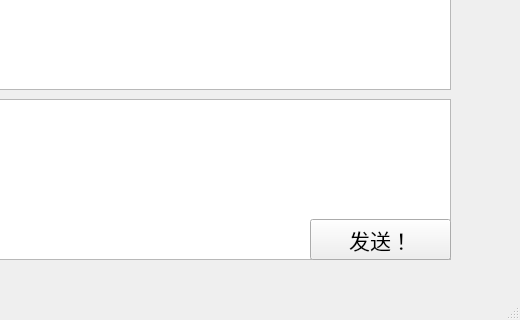
First picture: the form in Client/client/mainwindow.ui, repository C1009919253/Talk_Together_TCP, before the edit; both pictures show x 280 to 800 and y 371 to 691 of the 800 by 691 pixel window.
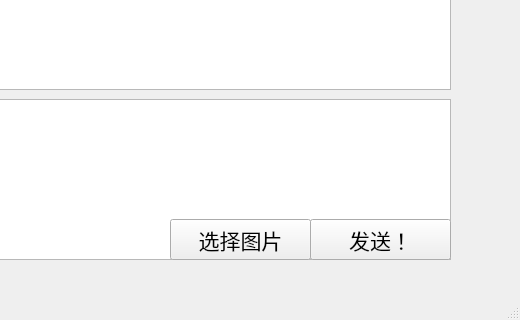
Second picture: the form after the edit.

What changed in the file:
```diff
--- a/Client/client/mainwindow.ui
+++ b/Client/client/mainwindow.ui
@@ -130,6 +130,25 @@
      </rect>
     </property>
    </widget>
+   <widget class="QPushButton" name="select_image">
+    <property name="geometry">
+     <rect>
+      <x>450</x>
+      <y>590</y>
+      <width>141</width>
+      <height>41</height>
+     </rect>
+    </property>
+    <property name="font">
+     <font>
+      <family>楷体</family>
+      <pointsize>16</pointsize>
+     </font>
+    </property>
+    <property name="text">
+     <string>选择图片</string>
+    </property>
+   </widget>
    <zorder>message</zorder>
    <zorder>label_3</zorder>
    <zorder>connect</zorder>
@@ -138,6 +157,7 @@
    <zorder>serverport</zorder>
    <zorder>label</zorder>
    <zorder>serverip</zorder>
+   <zorder>select_image</zorder>
   </widget>
   <widget class="QMenuBar" name="menubar">
    <property name="geometry">
@@ -145,7 +165,7 @@
      <x>0</x>
      <y>0</y>
      <width>800</width>
-     <height>26</height>
+     <height>28</height>
     </rect>
    </property>
   </widget>
```
